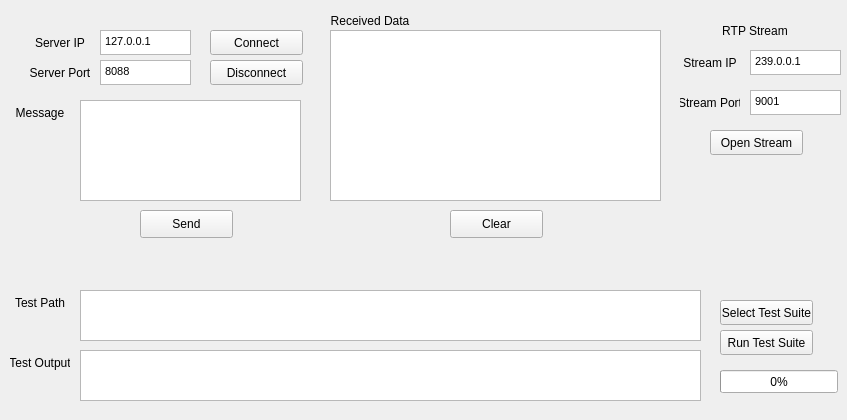
This is RoverControlGUI/mainwindow.ui in cal-roboops/F2017_Decal as Qt 5 draws it before an edit. The edited form follows.
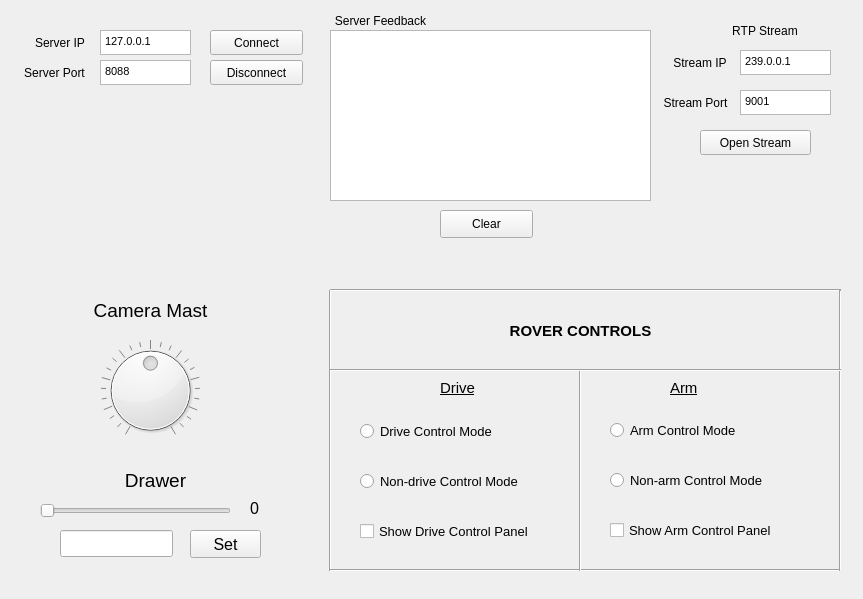
This is the edited form.

Commit message: Overhall of rover client with new json objects and signal driven architecture

```diff
--- a/RoverControlGUI/mainwindow.ui
+++ b/RoverControlGUI/mainwindow.ui
@@ -9,64 +9,25 @@
    <rect>
     <x>0</x>
     <y>0</y>
-    <width>847</width>
-    <height>420</height>
+    <width>863</width>
+    <height>599</height>
    </rect>
   </property>
   <property name="windowTitle">
    <string>Rover Controller</string>
   </property>
   <widget class="QWidget" name="centralWidget">
-   <widget class="QTextEdit" name="msgEdit">
-    <property name="geometry">
-     <rect>
-      <x>80</x>
-      <y>100</y>
-      <width>221</width>
-      <height>101</height>
-     </rect>
-    </property>
-   </widget>
-   <widget class="QPushButton" name="sendMSG">
-    <property name="geometry">
-     <rect>
-      <x>140</x>
-      <y>210</y>
-      <width>93</width>
-      <height>28</height>
-     </rect>
-    </property>
-    <property name="text">
-     <string>Send</string>
-    </property>
-   </widget>
    <widget class="QLabel" name="recvLabel">
     <property name="geometry">
      <rect>
       <x>330</x>
       <y>10</y>
-      <width>80</width>
+      <width>101</width>
       <height>21</height>
      </rect>
     </property>
     <property name="text">
-     <string>Received Data</string>
-    </property>
-    <property name="alignment">
-     <set>Qt::AlignCenter</set>
-    </property>
-   </widget>
-   <widget class="QLabel" name="msgLabel">
-    <property name="geometry">
-     <rect>
-      <x>10</x>
-      <y>100</y>
-      <width>60</width>
-      <height>25</height>
-     </rect>
-    </property>
-    <property name="text">
-     <string>Message</string>
+     <string>Server Feedback</string>
     </property>
     <property name="alignment">
      <set>Qt::AlignCenter</set>
@@ -113,7 +74,7 @@
      <rect>
       <x>330</x>
       <y>30</y>
-      <width>331</width>
+      <width>321</width>
       <height>171</height>
      </rect>
     </property>
@@ -124,7 +85,7 @@
    <widget class="QPushButton" name="clearRECV">
     <property name="geometry">
      <rect>
-      <x>450</x>
+      <x>440</x>
       <y>210</y>
       <width>93</width>
       <height>28</height>
@@ -147,22 +108,6 @@
      <string>Connect</string>
     </property>
    </widget>
-   <widget class="QLabel" name="infoLabel">
-    <property name="geometry">
-     <rect>
-      <x>20</x>
-      <y>250</y>
-      <width>331</width>
-      <height>20</height>
-     </rect>
-    </property>
-    <property name="text">
-     <string/>
-    </property>
-    <property name="alignment">
-     <set>Qt::AlignCenter</set>
-    </property>
-   </widget>
    <widget class="QTextEdit" name="serv_portEdit">
     <property name="geometry">
      <rect>
@@ -183,9 +128,9 @@
    <widget class="QLabel" name="serv_port_Label">
     <property name="geometry">
      <rect>
-      <x>30</x>
+      <x>19</x>
       <y>60</y>
-      <width>60</width>
+      <width>71</width>
       <height>25</height>
      </rect>
     </property>
@@ -209,104 +154,10 @@
      <string>Disconnect</string>
     </property>
    </widget>
-   <widget class="QPushButton" name="runTestSuite">
-    <property name="geometry">
-     <rect>
-      <x>720</x>
-      <y>330</y>
-      <width>93</width>
-      <height>25</height>
-     </rect>
-    </property>
-    <property name="text">
-     <string>Run Test Suite</string>
-    </property>
-   </widget>
-   <widget class="QTextEdit" name="testPathEdit">
-    <property name="geometry">
-     <rect>
-      <x>80</x>
-      <y>290</y>
-      <width>621</width>
-      <height>51</height>
-     </rect>
-    </property>
-   </widget>
-   <widget class="QPushButton" name="selectTestSuite">
-    <property name="geometry">
-     <rect>
-      <x>720</x>
-      <y>300</y>
-      <width>93</width>
-      <height>25</height>
-     </rect>
-    </property>
-    <property name="text">
-     <string>Select Test Suite</string>
-    </property>
-   </widget>
-   <widget class="QLabel" name="test_Label">
-    <property name="geometry">
-     <rect>
-      <x>10</x>
-      <y>290</y>
-      <width>60</width>
-      <height>25</height>
-     </rect>
-    </property>
-    <property name="text">
-     <string>Test Path</string>
-    </property>
-    <property name="alignment">
-     <set>Qt::AlignCenter</set>
-    </property>
-   </widget>
-   <widget class="QProgressBar" name="testProgress">
-    <property name="geometry">
-     <rect>
-      <x>720</x>
-      <y>370</y>
-      <width>118</width>
-      <height>23</height>
-     </rect>
-    </property>
-    <property name="value">
-     <number>0</number>
-    </property>
-   </widget>
-   <widget class="QTextEdit" name="testOut">
-    <property name="geometry">
-     <rect>
-      <x>80</x>
-      <y>350</y>
-      <width>621</width>
-      <height>51</height>
-     </rect>
-    </property>
-    <property name="readOnly">
-     <bool>true</bool>
-    </property>
-   </widget>
-   <widget class="QLabel" name="test_Label_2">
-    <property name="geometry">
-     <rect>
-      <x>10</x>
-      <y>350</y>
-      <width>60</width>
-      <height>25</height>
-     </rect>
-    </property>
-    <property name="text">
-     <string>Test Output</string>
-    </property>
-    <property name="alignment">
-     <set>Qt::AlignCenter</set>
-    </property>
-   </widget>
    <widget class="QLabel" name="st_ip_Label">
     <property name="geometry">
      <rect>
-      <x>680</x>
+      <x>670</x>
       <y>50</y>
       <width>60</width>
       <height>25</height>
@@ -322,9 +173,9 @@
    <widget class="QPushButton" name="openStream">
     <property name="geometry">
      <rect>
-      <x>710</x>
+      <x>700</x>
       <y>130</y>
-      <width>93</width>
+      <width>111</width>
       <height>25</height>
      </rect>
     </property>
@@ -335,7 +186,7 @@
    <widget class="QTextEdit" name="st_portEdit">
     <property name="geometry">
      <rect>
-      <x>750</x>
+      <x>740</x>
       <y>90</y>
       <width>91</width>
       <height>25</height>
@@ -352,7 +203,7 @@
    <widget class="QTextEdit" name="st_ipEdit">
     <property name="geometry">
      <rect>
-      <x>750</x>
+      <x>740</x>
       <y>50</y>
       <width>91</width>
       <height>25</height>
@@ -369,9 +220,9 @@
    <widget class="QLabel" name="st_port_Label">
     <property name="geometry">
      <rect>
-      <x>680</x>
+      <x>660</x>
       <y>90</y>
-      <width>60</width>
+      <width>71</width>
       <height>25</height>
      </rect>
     </property>
@@ -385,7 +236,7 @@
    <widget class="QLabel" name="streamLabel">
     <property name="geometry">
      <rect>
-      <x>720</x>
+      <x>730</x>
       <y>20</y>
       <width>70</width>
       <height>21</height>
@@ -398,6 +249,428 @@
      <set>Qt::AlignCenter</set>
     </property>
    </widget>
+   <widget class="QRadioButton" name="driveMode_Control_Radio">
+    <property name="geometry">
+     <rect>
+      <x>360</x>
+      <y>420</y>
+      <width>171</width>
+      <height>22</height>
+     </rect>
+    </property>
+    <property name="font">
+     <font>
+      <pointsize>10</pointsize>
+     </font>
+    </property>
+    <property name="text">
+     <string>Drive Control Mode</string>
+    </property>
+   </widget>
+   <widget class="QRadioButton" name="driveMode_NonControl_Radio">
+    <property name="geometry">
+     <rect>
+      <x>360</x>
+      <y>470</y>
+      <width>201</width>
+      <height>22</height>
+     </rect>
+    </property>
+    <property name="font">
+     <font>
+      <pointsize>10</pointsize>
+     </font>
+    </property>
+    <property name="text">
+     <string>Non-drive Control Mode</string>
+    </property>
+   </widget>
+   <widget class="QCheckBox" name="showDriveControl_Check">
+    <property name="geometry">
+     <rect>
+      <x>360</x>
+      <y>520</y>
+      <width>211</width>
+      <height>22</height>
+     </rect>
+    </property>
+    <property name="font">
+     <font>
+      <pointsize>10</pointsize>
+     </font>
+    </property>
+    <property name="text">
+     <string>Show Drive Control Panel</string>
+    </property>
+   </widget>
+   <widget class="Line" name="line">
+    <property name="geometry">
+     <rect>
+      <x>320</x>
+      <y>290</y>
+      <width>20</width>
+      <height>281</height>
+     </rect>
+    </property>
+    <property name="orientation">
+     <enum>Qt::Vertical</enum>
+    </property>
+   </widget>
+   <widget class="Line" name="line_5">
+    <property name="geometry">
+     <rect>
+      <x>330</x>
+      <y>560</y>
+      <width>511</width>
+      <height>20</height>
+     </rect>
+    </property>
+    <property name="orientation">
+     <enum>Qt::Horizontal</enum>
+    </property>
+   </widget>
+   <widget class="Line" name="line_6">
+    <property name="geometry">
+     <rect>
+      <x>330</x>
+      <y>280</y>
+      <width>511</width>
+      <height>20</height>
+     </rect>
+    </property>
+    <property name="orientation">
+     <enum>Qt::Horizontal</enum>
+    </property>
+   </widget>
+   <widget class="QLabel" name="rover_controls_label">
+    <property name="geometry">
+     <rect>
+      <x>370</x>
+      <y>320</y>
+      <width>421</width>
+      <height>21</height>
+     </rect>
+    </property>
+    <property name="font">
+     <font>
+      <pointsize>11</pointsize>
+      <weight>75</weight>
+      <bold>true</bold>
+     </font>
+    </property>
+    <property name="acceptDrops">
+     <bool>false</bool>
+    </property>
+    <property name="autoFillBackground">
+     <bool>false</bool>
+    </property>
+    <property name="text">
+     <string>ROVER CONTROLS</string>
+    </property>
+    <property name="alignment">
+     <set>Qt::AlignCenter</set>
+    </property>
+   </widget>
+   <widget class="Line" name="line_2">
+    <property name="geometry">
+     <rect>
+      <x>830</x>
+      <y>290</y>
+      <width>20</width>
+      <height>281</height>
+     </rect>
+    </property>
+    <property name="orientation">
+     <enum>Qt::Vertical</enum>
+    </property>
+   </widget>
+   <widget class="QRadioButton" name="armMode_Control_Radio">
+    <property name="geometry">
+     <rect>
+      <x>610</x>
+      <y>420</y>
+      <width>171</width>
+      <height>20</height>
+     </rect>
+    </property>
+    <property name="font">
+     <font>
+      <pointsize>10</pointsize>
+     </font>
+    </property>
+    <property name="text">
+     <string>Arm Control Mode</string>
+    </property>
+    <property name="autoExclusive">
+     <bool>false</bool>
+    </property>
+    <attribute name="buttonGroup">
+     <string notr="true">buttonGroup</string>
+    </attribute>
+   </widget>
+   <widget class="Line" name="line_3">
+    <property name="geometry">
+     <rect>
+      <x>570</x>
+      <y>370</y>
+      <width>20</width>
+      <height>201</height>
+     </rect>
+    </property>
+    <property name="orientation">
+     <enum>Qt::Vertical</enum>
+    </property>
+   </widget>
+   <widget class="QRadioButton" name="armMode_NonControl_Radio">
+    <property name="geometry">
+     <rect>
+      <x>610</x>
+      <y>470</y>
+      <width>191</width>
+      <height>20</height>
+     </rect>
+    </property>
+    <property name="font">
+     <font>
+      <pointsize>10</pointsize>
+     </font>
+    </property>
+    <property name="text">
+     <string>Non-arm Control Mode</string>
+    </property>
+    <property name="autoExclusive">
+     <bool>false</bool>
+    </property>
+    <attribute name="buttonGroup">
+     <string notr="true">buttonGroup</string>
+    </attribute>
+   </widget>
+   <widget class="Line" name="line_7">
+    <property name="geometry">
+     <rect>
+      <x>330</x>
+      <y>360</y>
+      <width>511</width>
+      <height>20</height>
+     </rect>
+    </property>
+    <property name="orientation">
+     <enum>Qt::Horizontal</enum>
+    </property>
+   </widget>
+   <widget class="QLabel" name="driveLabel">
+    <property name="geometry">
+     <rect>
+      <x>440</x>
+      <y>380</y>
+      <width>41</width>
+      <height>16</height>
+     </rect>
+    </property>
+    <property name="font">
+     <font>
+      <pointsize>11</pointsize>
+      <underline>true</underline>
+     </font>
+    </property>
+    <property name="text">
+     <string>Drive</string>
+    </property>
+   </widget>
+   <widget class="QLabel" name="armLabel">
+    <property name="geometry">
+     <rect>
+      <x>670</x>
+      <y>380</y>
+      <width>41</width>
+      <height>16</height>
+     </rect>
+    </property>
+    <property name="font">
+     <font>
+      <pointsize>11</pointsize>
+      <underline>true</underline>
+     </font>
+    </property>
+    <property name="text">
+     <string>Arm</string>
+    </property>
+   </widget>
+   <widget class="QCheckBox" name="showArmControl_Check">
+    <property name="geometry">
+     <rect>
+      <x>610</x>
+      <y>520</y>
+      <width>211</width>
+      <height>20</height>
+     </rect>
+    </property>
+    <property name="font">
+     <font>
+      <pointsize>10</pointsize>
+     </font>
+    </property>
+    <property name="text">
+     <string>Show Arm Control Panel</string>
+    </property>
+   </widget>
+   <widget class="QLabel" name="infoLabel">
+    <property name="enabled">
+     <bool>true</bool>
+    </property>
+    <property name="geometry">
+     <rect>
+      <x>20</x>
+      <y>110</y>
+      <width>281</width>
+      <height>41</height>
+     </rect>
+    </property>
+    <property name="text">
+     <string/>
+    </property>
+    <property name="wordWrap">
+     <bool>true</bool>
+    </property>
+   </widget>
+   <widget class="QDial" name="cameraMast_dial">
+    <property name="geometry">
+     <rect>
+      <x>40</x>
+      <y>340</y>
+      <width>221</width>
+      <height>101</height>
+     </rect>
+    </property>
+    <property name="layoutDirection">
+     <enum>Qt::LeftToRight</enum>
+    </property>
+    <property name="maximum">
+     <number>360</number>
+    </property>
+    <property name="singleStep">
+     <number>5</number>
+    </property>
+    <property name="pageStep">
+     <number>45</number>
+    </property>
+    <property name="value">
+     <number>180</number>
+    </property>
+    <property name="sliderPosition">
+     <number>180</number>
+    </property>
+    <property name="orientation">
+     <enum>Qt::Vertical</enum>
+    </property>
+    <property name="notchTarget">
+     <double>3.000000000000000</double>
+    </property>
+    <property name="notchesVisible">
+     <bool>true</bool>
+    </property>
+   </widget>
+   <widget class="QLabel" name="cameraMast_label">
+    <property name="geometry">
+     <rect>
+      <x>40</x>
+      <y>300</y>
+      <width>221</width>
+      <height>20</height>
+     </rect>
+    </property>
+    <property name="font">
+     <font>
+      <pointsize>14</pointsize>
+     </font>
+    </property>
+    <property name="text">
+     <string>Camera Mast</string>
+    </property>
+    <property name="alignment">
+     <set>Qt::AlignCenter</set>
+    </property>
+   </widget>
+   <widget class="QLabel" name="drawer_label">
+    <property name="geometry">
+     <rect>
+      <x>30</x>
+      <y>470</y>
+      <width>251</width>
+      <height>20</height>
+     </rect>
+    </property>
+    <property name="font">
+     <font>
+      <pointsize>14</pointsize>
+     </font>
+    </property>
+    <property name="text">
+     <string>Drawer</string>
+    </property>
+    <property name="alignment">
+     <set>Qt::AlignCenter</set>
+    </property>
+   </widget>
+   <widget class="QSlider" name="drawerValue_slider">
+    <property name="geometry">
+     <rect>
+      <x>40</x>
+      <y>500</y>
+      <width>191</width>
+      <height>22</height>
+     </rect>
+    </property>
+    <property name="orientation">
+     <enum>Qt::Horizontal</enum>
+    </property>
+   </widget>
+   <widget class="QPushButton" name="drawerSetValue_button">
+    <property name="geometry">
+     <rect>
+      <x>190</x>
+      <y>530</y>
+      <width>71</width>
+      <height>28</height>
+     </rect>
+    </property>
+    <property name="font">
+     <font>
+      <pointsize>12</pointsize>
+     </font>
+    </property>
+    <property name="text">
+     <string>Set</string>
+    </property>
+   </widget>
+   <widget class="QLabel" name="drawerValue_label">
+    <property name="geometry">
+     <rect>
+      <x>250</x>
+      <y>500</y>
+      <width>21</width>
+      <height>16</height>
+     </rect>
+    </property>
+    <property name="font">
+     <font>
+      <pointsize>12</pointsize>
+     </font>
+    </property>
+    <property name="text">
+     <string>0</string>
+    </property>
+   </widget>
+   <widget class="QLineEdit" name="drawer_LineEdit">
+    <property name="geometry">
+     <rect>
+      <x>60</x>
+      <y>530</y>
+      <width>113</width>
+      <height>27</height>
+     </rect>
+    </property>
+   </widget>
   </widget>
  </widget>
  <layoutdefault spacing="6" margin="11"/>
```
Left out of the diff: 3 changed lines with no effect on the pictures. The commit also changes 16 other files.
